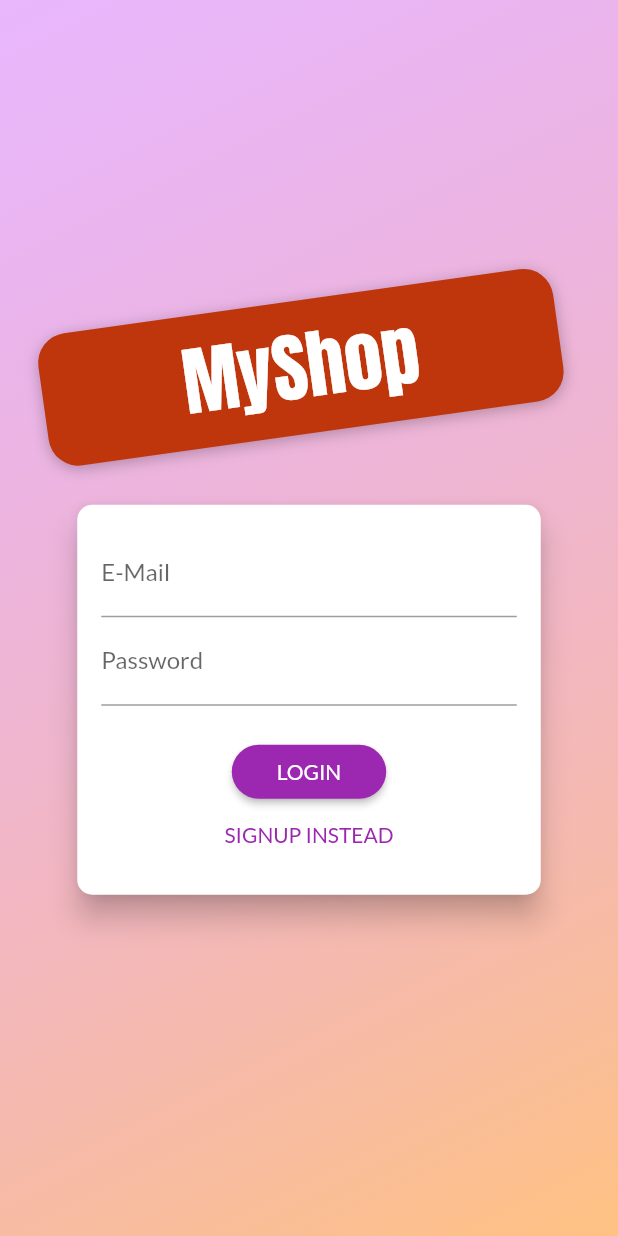
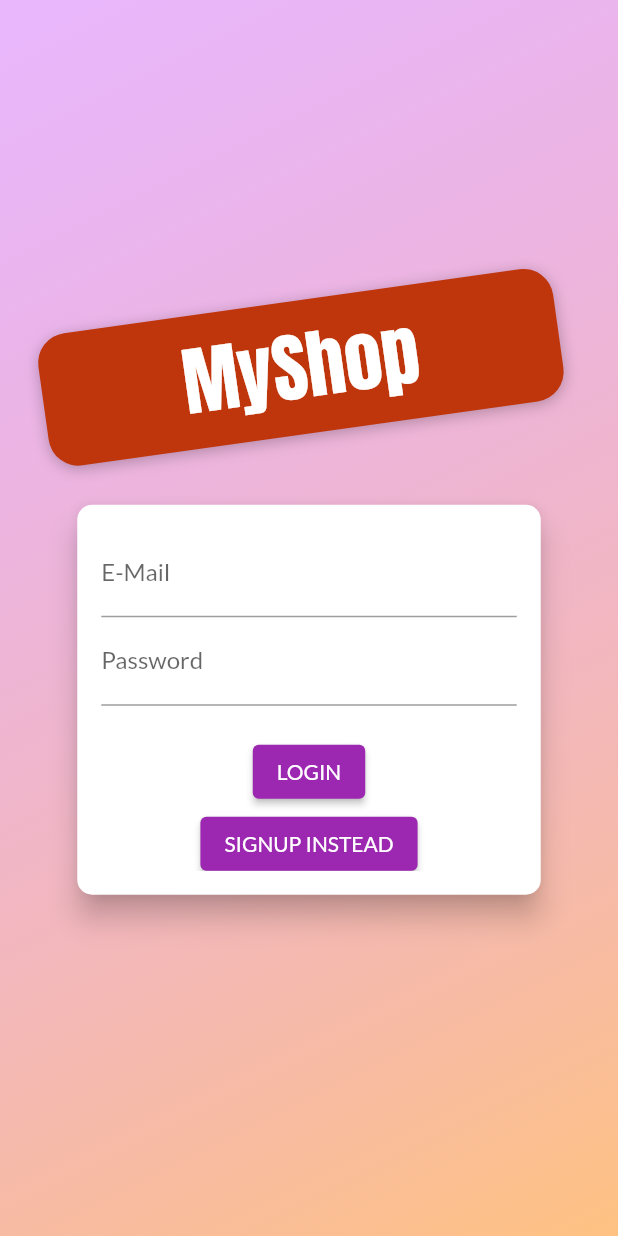
Before and after one commit to PrinceSandal20/shop_app, a Flutter app: the AuthScreen screen opened directly, on a phone screen of 412 x 824 dp. Run offline on Flutter 3.47's test engine with Material 2 defaults, Android fonts, the phone set to English and light mode, and no system bars; our stand-ins replace badges.

Commit message:
05-02-2023 20:56

```diff
--- a/lib/screens/auth_screen.dart
+++ b/lib/screens/auth_screen.dart
@@ -113,7 +113,7 @@ class _AuthCardState extends State<AuthCard> {
         title: Text('An Error Occurred!'),
         content: Text(message),
         actions: <Widget>[
-          FlatButton(
+          ElevatedButton(
             child: Text('Okay'),
             onPressed: () {
               Navigator.of(ctx).pop();
@@ -250,25 +250,25 @@ class _AuthCardState extends State<AuthCard> {
                 if (_isLoading)
                   CircularProgressIndicator()
                 else
-                  RaisedButton(
+                  ElevatedButton(
                     child:
                         Text(_authMode == AuthMode.Login ? 'LOGIN' : 'SIGN UP'),
                     onPressed: _submit,
-                    shape: RoundedRectangleBorder(
-                      borderRadius: BorderRadius.circular(30),
-                    ),
-                    padding:
-                        EdgeInsets.symmetric(horizontal: 30.0, vertical: 8.0),
-                    color: Theme.of(context).primaryColor,
-                    textColor: Theme.of(context).primaryTextTheme.button.color,
+                    // shape: RoundedRectangleBorder(
+                    //   borderRadius: BorderRadius.circular(30),
+                    // ),
+                    // padding:
+                    //     EdgeInsets.symmetric(horizontal: 30.0, vertical: 8.0),
+                    // color: Theme.of(context).primaryColor,
+                    // textColor: Theme.of(context).primaryTextTheme.button.color,
                   ),
-                FlatButton(
+                ElevatedButton(
                   child: Text(
                       '${_authMode == AuthMode.Login ? 'SIGNUP' : 'LOGIN'} INSTEAD'),
                   onPressed: _switchAuthMode,
-                  padding: EdgeInsets.symmetric(horizontal: 30.0, vertical: 4),
-                  materialTapTargetSize: MaterialTapTargetSize.shrinkWrap,
-                  textColor: Theme.of(context).primaryColor,
+                  // padding: EdgeInsets.symmetric(horizontal: 30.0, vertical: 4),
+                  // materialTapTargetSize: MaterialTapTargetSize.shrinkWrap,
+                  // textColor: Theme.of(context).primaryColor,
                 ),
               ],
             ),
--- a/lib/screens/cart_screen.dart
+++ b/lib/screens/cart_screen.dart
@@ -79,7 +79,7 @@ class _OrderButtonState extends State<OrderButton> {
   var isLoading = false;
   @override
   Widget build(BuildContext context) {
-    return FlatButton(
+    return ElevatedButton(
       onPressed: (widget.cart.totalAmount <= 0 || isLoading)
           ? null
           : () async {
@@ -96,7 +96,7 @@ class _OrderButtonState extends State<OrderButton> {
               widget.cart.clear();
             },
       child: isLoading ? CircularProgressIndicator() : Text('Order Now'),
-      textColor: Theme.of(context).primaryColor,
+      //textColor: Theme.of(context).primaryColor,
     );
   }
 }
--- a/lib/screens/edit_product_screen.dart
+++ b/lib/screens/edit_product_screen.dart
@@ -101,7 +101,7 @@ class _EditProductScreenState extends State<EditProductScreen> {
             title: Text('An Error Occured'),
             content: Text('Something Went wrong.'),
             actions: [
-              FlatButton(
+              ElevatedButton(
                   onPressed: () {
                     Navigator.of(ctx).pop();
                   },
--- a/lib/widgets/cart_items.dart
+++ b/lib/widgets/cart_items.dart
@@ -43,13 +43,13 @@ class CartItem extends StatelessWidget {
             title: Text('Are you Sure?'),
             content: Text('Do you want to remove the item from the cart?'),
             actions: [
-              FlatButton(
+              ElevatedButton(
                 onPressed: () {
                   Navigator.of(ctx).pop(false);
                 },
                 child: Text('NO'),
               ),
-              FlatButton(
+              ElevatedButton(
                 onPressed: () {
                   Navigator.of(ctx).pop(true);
                 },
--- a/pubspec.yaml
+++ b/pubspec.yaml
@@ -37,6 +37,7 @@ dependencies:
   # The following adds the Cupertino Icons font to your application.
   # Use with the CupertinoIcons class for iOS style icons.
   cupertino_icons: ^1.0.2
+  badges: ^3.0.2
 
 dev_dependencies:
   flutter_test:
```
Also changed, not shown: lib/screens/products_overview_screen.dart (+5 -4 lines), lib/widgets/app_drawer.dart (+10 -0 lines), lib/widgets/product_item.dart (+11 -11 lines), lib/widgets/user_product_item.dart (+8 -8 lines), pubspec.lock, state-01-starting-setup/pubspec.lock.
